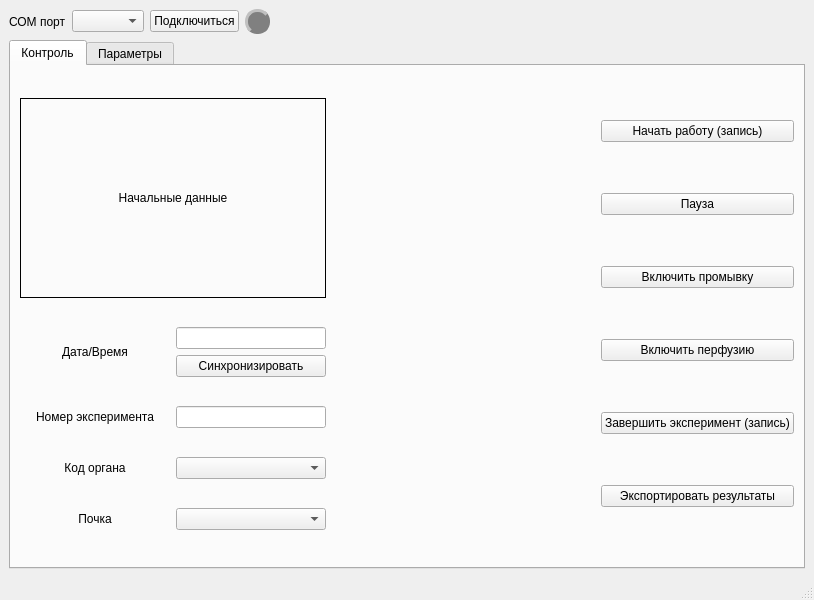
walrusfriend/Kidney-Monitor-Qt, file mainwindow.ui: the form before one commit.
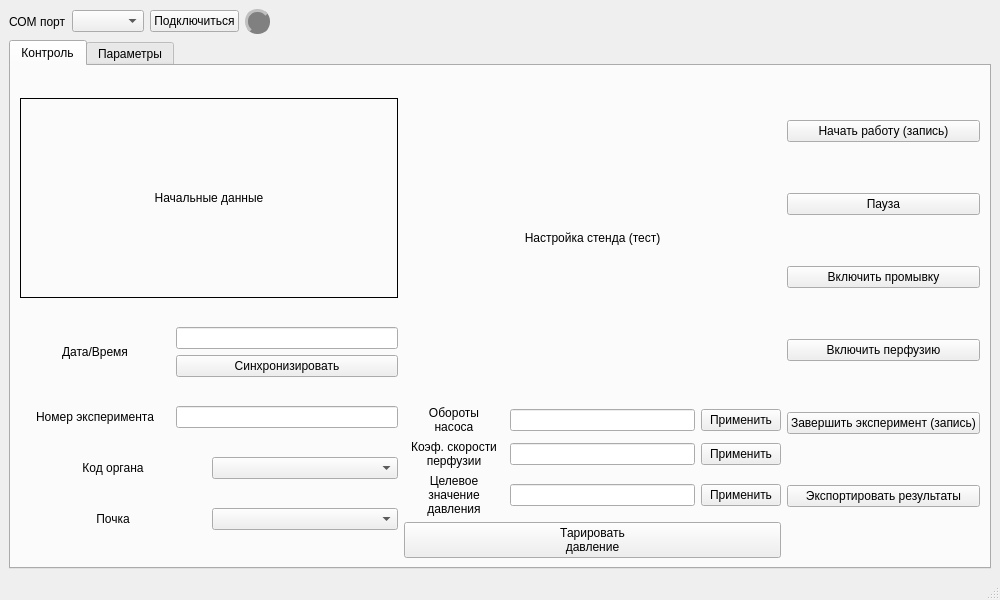
The form after the commit. The open tabs and pages were chosen to show the change.

Commit message: Added ability to change pump rpm, pressure target value and perfussion speed ratio. Also added pressure taring

```diff
--- a/mainwindow.ui
+++ b/mainwindow.ui
@@ -6,10 +6,16 @@
    <rect>
     <x>0</x>
     <y>0</y>
-    <width>814</width>
+    <width>1000</width>
     <height>600</height>
    </rect>
   </property>
+  <property name="minimumSize">
+   <size>
+    <width>1000</width>
+    <height>600</height>
+   </size>
+  </property>
   <property name="windowTitle">
    <string>MainWindow</string>
   </property>
@@ -242,20 +248,135 @@
          </layout>
         </item>
         <item>
-         <spacer name="horizontalSpacer">
-          <property name="orientation">
-           <enum>Qt::Orientation::Horizontal</enum>
-          </property>
-          <property name="sizeType">
-           <enum>QSizePolicy::Policy::MinimumExpanding</enum>
-          </property>
-          <property name="sizeHint" stdset="0">
-           <size>
-            <width>40</width>
-            <height>20</height>
-           </size>
-          </property>
-         </spacer>
+         <layout class="QVBoxLayout" name="verticalLayout_12">
+          <item>
+           <layout class="QHBoxLayout" name="horizontalLayout_28">
+            <item>
+             <widget class="QLabel" name="label_10">
+              <property name="text">
+               <string>Настройка стенда (тест)</string>
+              </property>
+              <property name="alignment">
+               <set>Qt::AlignmentFlag::AlignCenter</set>
+              </property>
+             </widget>
+            </item>
+           </layout>
+          </item>
+          <item>
+           <layout class="QHBoxLayout" name="horizontalLayout_11">
+            <item>
+             <widget class="QLabel" name="label_9">
+              <property name="minimumSize">
+               <size>
+                <width>100</width>
+                <height>0</height>
+               </size>
+              </property>
+              <property name="text">
+               <string>Обороты
+насоса</string>
+              </property>
+              <property name="alignment">
+               <set>Qt::AlignmentFlag::AlignCenter</set>
+              </property>
+             </widget>
+            </item>
+            <item>
+             <widget class="QLineEdit" name="le_pump_rpm">
+              <property name="minimumSize">
+               <size>
+                <width>150</width>
+                <height>0</height>
+               </size>
+              </property>
+             </widget>
+            </item>
+            <item>
+             <widget class="QPushButton" name="pb_pump_rpm">
+              <property name="text">
+               <string>Применить</string>
+              </property>
+             </widget>
+            </item>
+           </layout>
+          </item>
+          <item>
+           <layout class="QHBoxLayout" name="horizontalLayout_30">
+            <item>
+             <widget class="QLabel" name="label_31">
+              <property name="minimumSize">
+               <size>
+                <width>100</width>
+                <height>0</height>
+               </size>
+              </property>
+              <property name="text">
+               <string>Коэф. скорости
+перфузии</string>
+              </property>
+              <property name="alignment">
+               <set>Qt::AlignmentFlag::AlignCenter</set>
+              </property>
+             </widget>
+            </item>
+            <item>
+             <widget class="QLineEdit" name="le_perfussion_rate"/>
+            </item>
+            <item>
+             <widget class="QPushButton" name="pb_perfussion_rate">
+              <property name="text">
+               <string>Применить</string>
+              </property>
+             </widget>
+            </item>
+           </layout>
+          </item>
+          <item>
+           <layout class="QHBoxLayout" name="horizontalLayout_27">
+            <item>
+             <widget class="QLabel" name="label_14">
+              <property name="minimumSize">
+               <size>
+                <width>100</width>
+                <height>0</height>
+               </size>
+              </property>
+              <property name="text">
+               <string>Целевое
+значение
+давления</string>
+              </property>
+              <property name="alignment">
+               <set>Qt::AlignmentFlag::AlignCenter</set>
+              </property>
+             </widget>
+            </item>
+            <item>
+             <widget class="QLineEdit" name="le_pressure_target"/>
+            </item>
+            <item>
+             <widget class="QPushButton" name="pb_pressure_target">
+              <property name="text">
+               <string>Применить</string>
+              </property>
+             </widget>
+            </item>
+           </layout>
+          </item>
+          <item>
+           <layout class="QHBoxLayout" name="horizontalLayout_24">
+            <item>
+             <widget class="QPushButton" name="pb_tare_pressure">
+              <property name="text">
+               <string>Тарировать
+давление</string>
+              </property>
+             </widget>
+            </item>
+           </layout>
+          </item>
+         </layout>
         </item>
         <item>
          <layout class="QVBoxLayout" name="verticalLayout_7">
```
Left out of the diff: 10 changed lines with no effect on the pictures. The commit also changes 2 other files.
